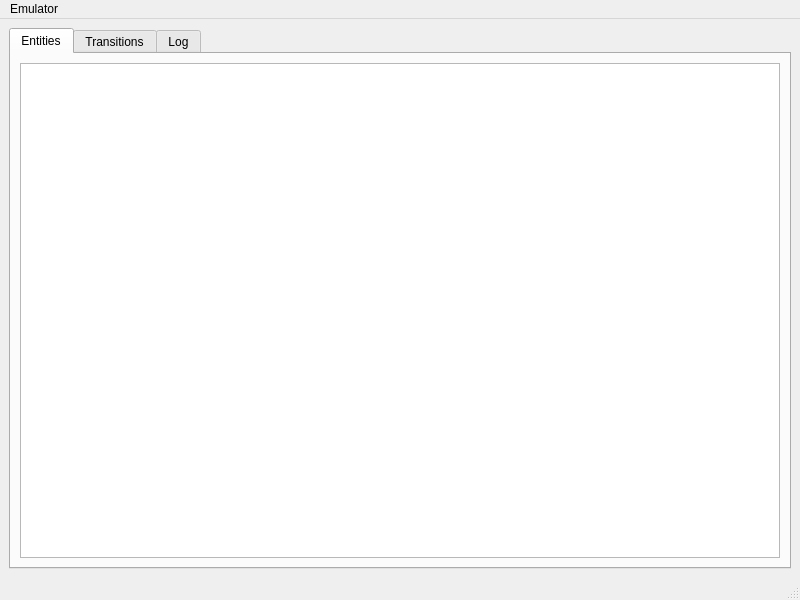
T4g1/TombaTools, file mainwindow.ui: the form before one commit.
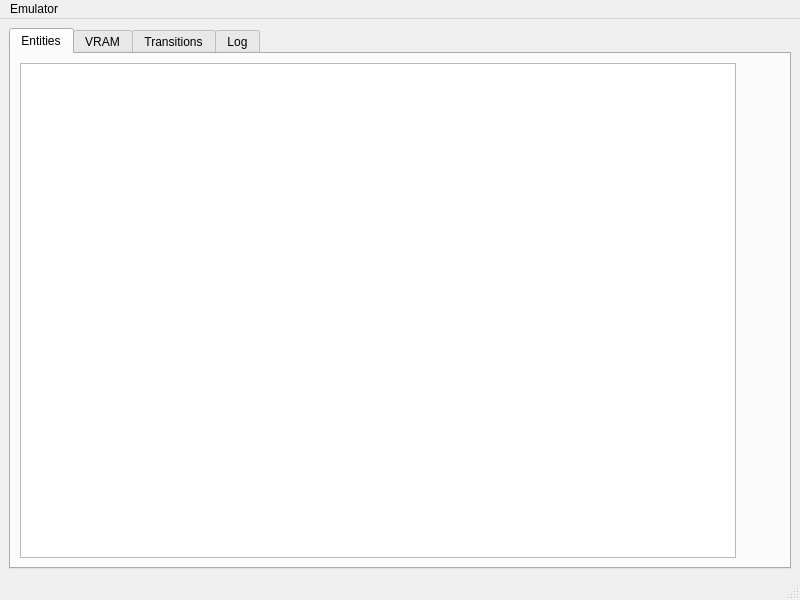
The form after the commit.

Commit message: [add] Various entity informations

```diff
--- a/mainwindow.ui
+++ b/mainwindow.ui
@@ -28,6 +28,46 @@
         <item>
          <widget class="QTableView" name="entitiesTableView"/>
         </item>
+        <item>
+         <widget class="QWidget" name="entity_viewer" native="true">
+          <layout class="QVBoxLayout" name="verticalLayout_2">
+           <item>
+            <widget class="QLabel" name="entity_sprite">
+             <property name="text">
+              <string/>
+             </property>
+            </widget>
+           </item>
+           <item>
+            <spacer name="verticalSpacer">
+             <property name="orientation">
+              <enum>Qt::Orientation::Vertical</enum>
+             </property>
+             <property name="sizeHint" stdset="0">
+              <size>
+               <width>20</width>
+               <height>40</height>
+              </size>
+             </property>
+            </spacer>
+           </item>
+          </layout>
+         </widget>
+        </item>
+       </layout>
+      </widget>
+      <widget class="QWidget" name="tab_vram">
+       <attribute name="title">
+        <string>VRAM</string>
+       </attribute>
+       <layout class="QVBoxLayout" name="verticalLayout">
+        <item>
+         <widget class="QLabel" name="vram">
+          <property name="text">
+           <string/>
+          </property>
+         </widget>
+        </item>
        </layout>
       </widget>
       <widget class="QWidget" name="tab_transitions">
```
The commit also changes 11 other files.
